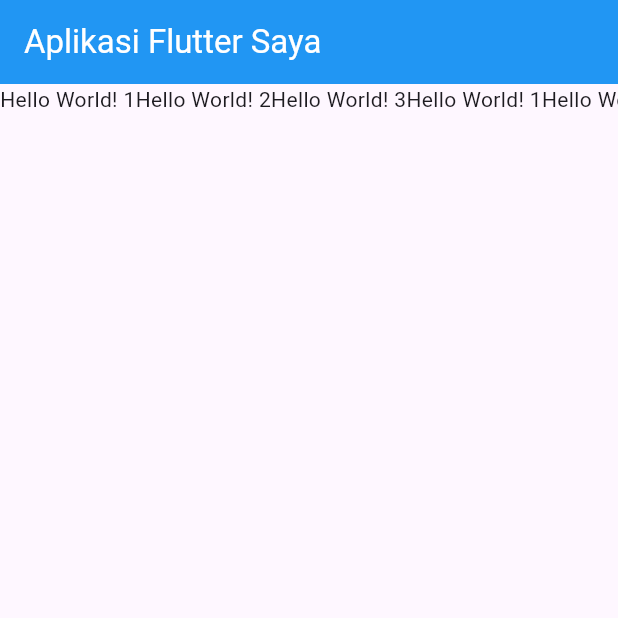
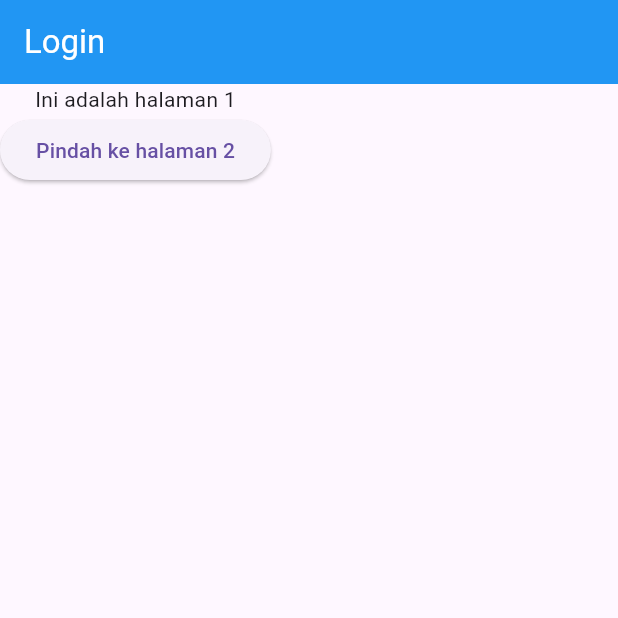
Before and after one commit to habijm/LearnFlutter, a Flutter app: the screen it shows after launch, on a phone screen of 412 x 824 dp, the top half of it. Run offline on Flutter 3.47's test engine with Material 3 defaults, Android fonts, the phone set to English and light mode, and no system bars.

Commit message:
Belajar Flutter: form login & pindah page

```diff
--- a/lib/main.dart
+++ b/lib/main.dart
@@ -1,36 +1,58 @@
 import 'package:flutter/material.dart';
 
 void main() {
-  runApp(AplikasiSaya());
+  runApp(MaterialApp(
+    title: 'Test pindah Menu',
+    home: page1(),
+  ));
 }
 
-class AplikasiSaya extends StatelessWidget {
+class page1 extends StatelessWidget {
   @override
   Widget build(BuildContext context) {
     return MaterialApp(
       home: Scaffold(
-          appBar: AppBar(
-            title: Text('Aplikasi Flutter Saya',
-                style: TextStyle(color: Colors.white)),
-            backgroundColor:
-                Colors.blue, // Ganti dengan warna yang Anda inginkan
-          ),
-          body: SingleChildScrollView(
-            scrollDirection: Axis.horizontal,
-            child: Row(
-              children: [
-                Text('Hello World! 1'),
-                Text('Hello World! 2'),
-                Text('Hello World! 3'),
-                Text('Hello World! 1'),
-                Text('Hello World! 2'),
-                Text('Hello World! 3'),
-                Text('Hello World! 1'),
-                Text('Hello World! 2'),
-                Text('Hello World! 3'),
-              ],
+        appBar: AppBar(
+          title: Text('Login', style: TextStyle(color: Colors.white)),
+          backgroundColor: Colors.blue, // Ganti dengan warna yang Anda inginkan
+        ),
+        body: Column(
+          children: [
+            Text('Ini adalah halaman 1'),
+            ElevatedButton(
+              onPressed: () {
+                Navigator.push(context, MaterialPageRoute(builder: (context) => page2()));
+              },
+              child: Text('Pindah ke halaman 2'),
             ),
-          )),
+          ],
+        ),
+      ),
     );
   }
 }
+
+class page2 extends StatelessWidget {
+  @override
+  Widget build(BuildContext context) {
+    return MaterialApp(
+      home: Scaffold(
+        appBar: AppBar(
+          title: Text('Login', style: TextStyle(color: Colors.white)),
+          backgroundColor: Colors.blue, // Ganti dengan warna yang Anda inginkan
+        ),
+        body: Column(
+          children: [
+            Text('Ini adalah halaman 2'),
+            ElevatedButton(
+              onPressed: () {
+                 Navigator.pop(context);
+              },
+              child: Text('Pindah ke halaman 1'),
+            ),
+          ],
+        ),
+      ),
+    );
+  }
+}
```
Also changed, not shown: lib/app-hotel.dart (added, +185 -0 lines), lib/form-login.dart (added, +47 -0 lines).
